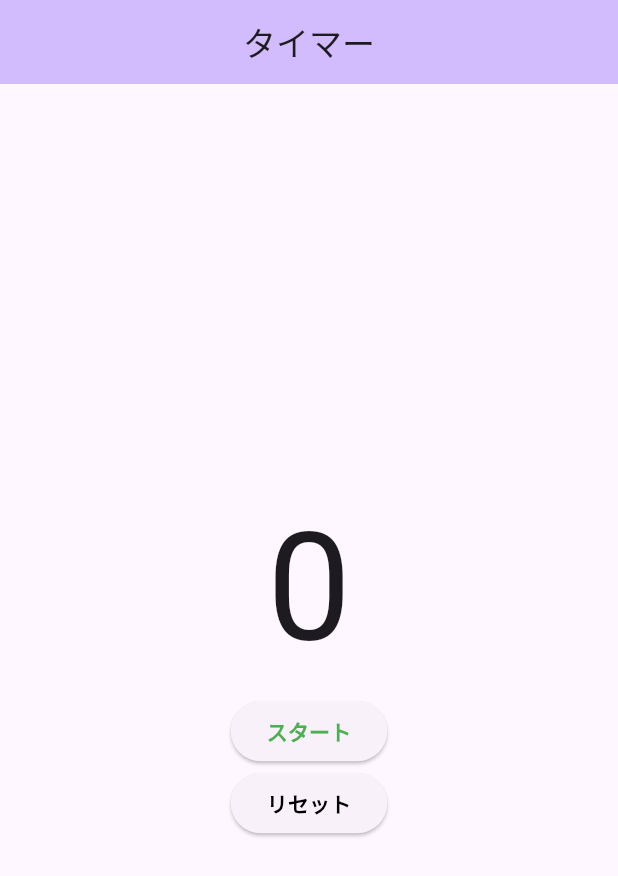
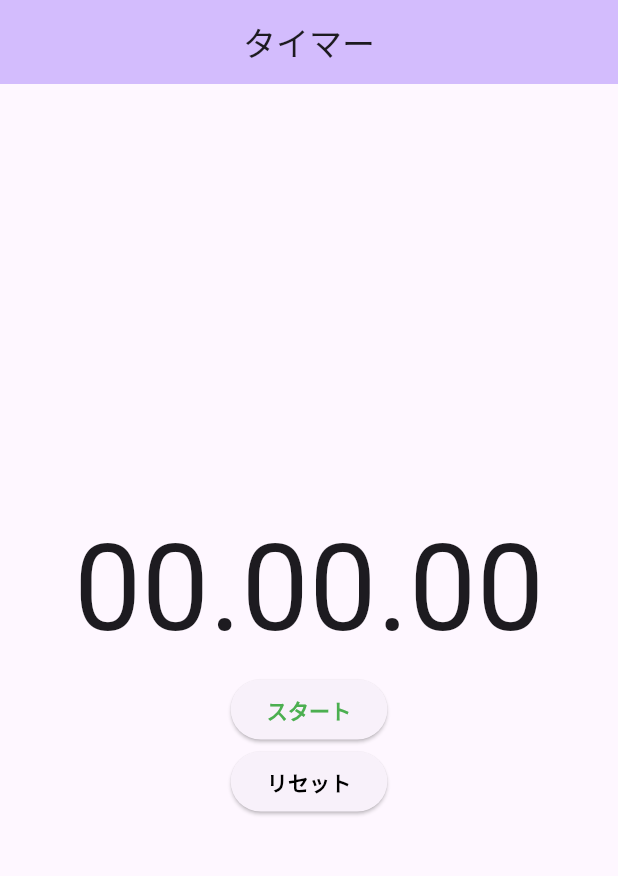
Before and after one commit to uni51/flu_textbook_v2_timer, a Flutter app: the screen it shows after launch, on a phone screen of 412 x 824 dp. Shown: the top 876 px of the screen. Run offline on Flutter 3.47's test engine with Material 2 defaults, Android fonts, the phone set to English and light mode, and no system bars.

Commit message:
finish homework

```diff
--- a/lib/main.dart
+++ b/lib/main.dart
@@ -34,7 +34,12 @@ class MyHomePage extends StatefulWidget {
 }
 
 class _MyHomePageState extends State<MyHomePage> {
+  int _millisecond = 0;
+  String _milliSecondText = '00';
   int _second = 0;
+  String _secondText = '00';
+  int _minute = 0;
+  String _minuteText = '00';
   Timer? _timer;
   bool _isRunning = false;
 
@@ -54,9 +59,31 @@ class _MyHomePageState extends State<MyHomePage> {
         child: Column(
           mainAxisAlignment: MainAxisAlignment.center,
           children: [
-            Text(
-              '$_second',
-              style: TextStyle(fontSize: 100),
+            Row(
+              mainAxisAlignment: MainAxisAlignment.center,
+              children: [
+                Text(
+                  '$_minuteText',
+                  style: TextStyle(fontSize: 80),
+                ),
+                const Text(
+                  '.',
+                  style: TextStyle(fontSize: 80),
+                ),
+                Text(
+                  '$_secondText',
+                  style: TextStyle(fontSize: 80),
+                ),
+                const Text(
+                  '.',
+                  style: TextStyle(fontSize: 80),
+                ),
+                Text(
+                  // '$_millisecond',
+                  '$_milliSecondText',
+                  style: TextStyle(fontSize: 80),
+                ),
+              ],
             ),
             ElevatedButton(
                 onPressed: () {
@@ -68,8 +95,7 @@ class _MyHomePageState extends State<MyHomePage> {
                     color: _isRunning ? Colors.red : Colors.green,
                     fontWeight: FontWeight.bold,
                   ),
-                )
-            ),
+                )),
             ElevatedButton(
                 onPressed: () {
                   resetTimer();
@@ -80,8 +106,7 @@ class _MyHomePageState extends State<MyHomePage> {
                     color: Colors.black,
                     fontWeight: FontWeight.bold,
                   ),
-                )
-            ),
+                )),
           ],
         ),
       ),
@@ -89,17 +114,30 @@ class _MyHomePageState extends State<MyHomePage> {
   }
 
   void toggleTimer() {
-    if(_isRunning) {
+    if (_isRunning) {
       _timer?.cancel();
-    }else {
+    } else {
       _timer = Timer.periodic(
-        const Duration(seconds: 1),
-            (timer) {
+        const Duration(milliseconds: 0),
+        (timer) {
           setState(() {
-            _second++;
+            _millisecond++;
+            _milliSecondText = _millisecond.toString().padLeft(3,'0').substring(0,2);
           });
 
-          if (_second == 10) {
+          if (_millisecond % 1000 == 0) {
+            _second++;
+            _secondText = _second.toString().padLeft(2,'0').substring(0,2);
+            _millisecond = 0;
+          }
+
+          if (_second == 60) {
+            _minute++;
+            _minuteText = _minute.toString().padLeft(2,'0').substring(0,2);
+            _second = 0;
+          }
+
+          if (_minute == 2) {
             resetTimer();
 
             Navigator.push(
@@ -118,7 +156,12 @@ class _MyHomePageState extends State<MyHomePage> {
   void resetTimer() {
     _timer?.cancel();
     setState(() {
+      _millisecond = 0;
+      _milliSecondText = '00';
       _second = 0;
+      _secondText = '00';
+      _minute = 0;
+      _minuteText = '00';
       _isRunning = false;
     });
   }
--- a/lib/next_page.dart
+++ b/lib/next_page.dart
@@ -9,7 +9,7 @@ class NextPage extends StatelessWidget {
       appBar: AppBar(),
       body: const Center(
         child: Text(
-          '10秒達成おめでとう',
+          '2分達成おめでとう',
           style: TextStyle(
             fontWeight: FontWeight.bold,
             color: Colors.black,
```
